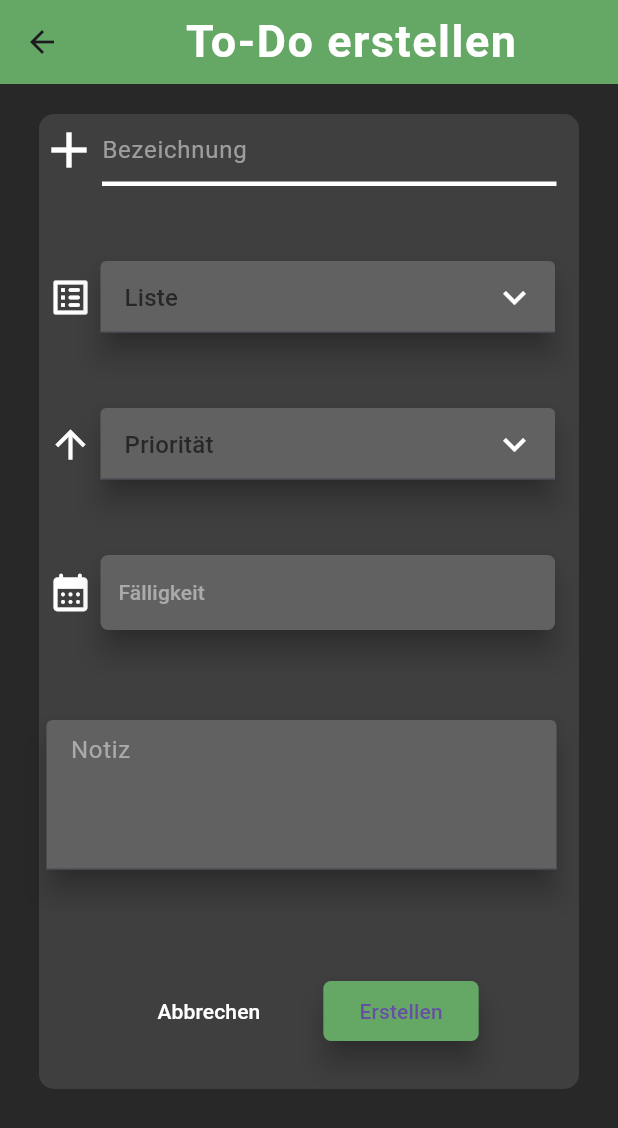
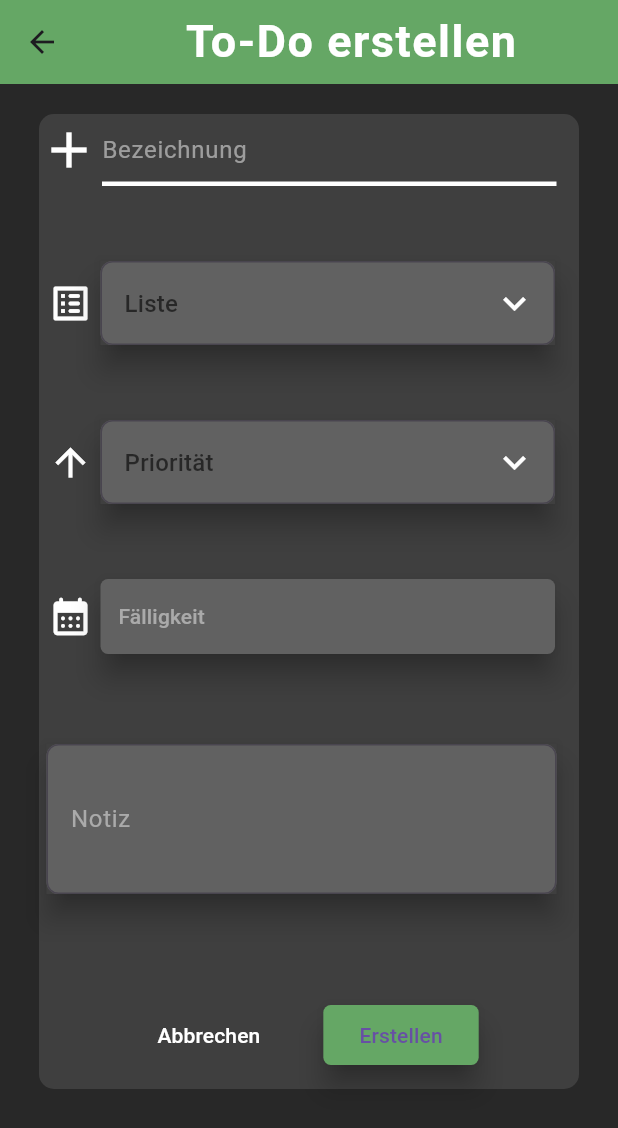
Before and after one commit to JonasBartlla/software_engineering_project_flutter, a Flutter app: the screen it shows after launch, on a phone screen of 412 x 824 dp. Shown: the top 1128 px of the screen. Run offline on Flutter 3.47's test engine with Material 3 defaults, Android fonts, the phone set to English and light mode, and no system bars; our stand-ins replace cloud_firestore, firebase_auth, firebase_core, flutter_spinkit; missing offline and left inert: dart:html, list_ext; accounts and stored records are empty; Roboto replaces fonts that are missing (Comfortaa); project files that could hold a hidden picture were left out.

Commit message:
Borders abgerundet

```diff
--- a/lib/shared/styles_and_decorations.dart
+++ b/lib/shared/styles_and_decorations.dart
@@ -30,6 +30,7 @@ var buttonStyleDecorationcolorchange = ButtonStyle(
 var textInputDecoration = InputDecoration(
     fillColor: Colors.grey[700],
     filled: true,
+    border: OutlineInputBorder(borderRadius: BorderRadius.circular(8)),
     hoverColor: const Color.fromARGB(255, 110, 110, 110),
     hintStyle: const TextStyle(
       color: Color.fromARGB(159, 214, 214, 214),
```
